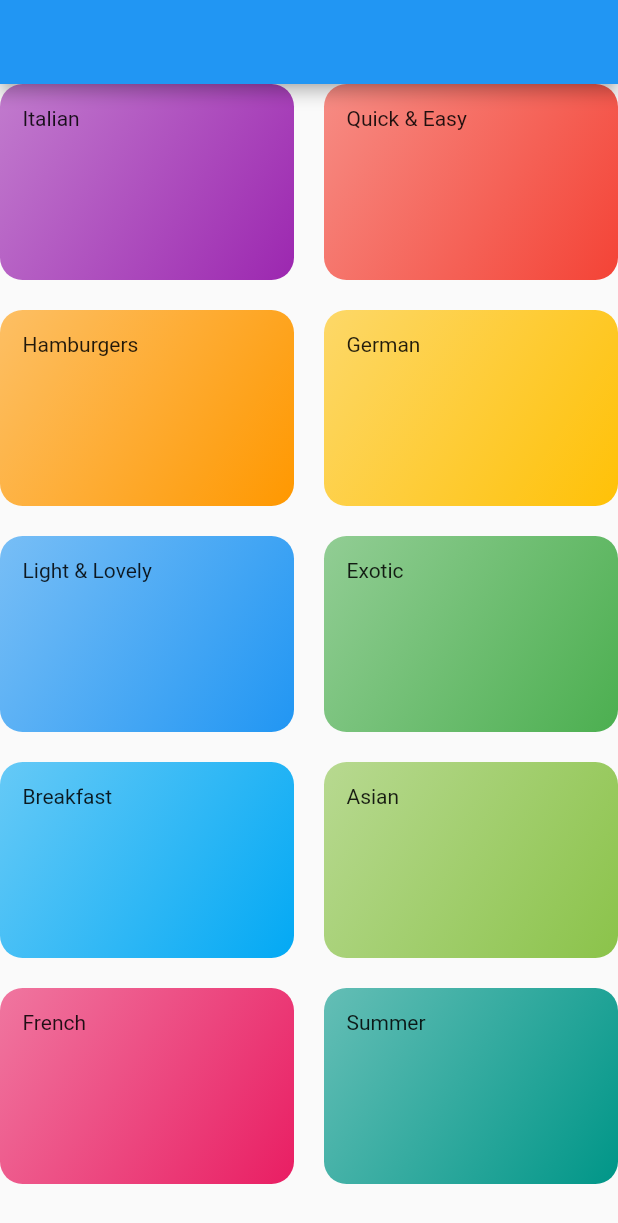
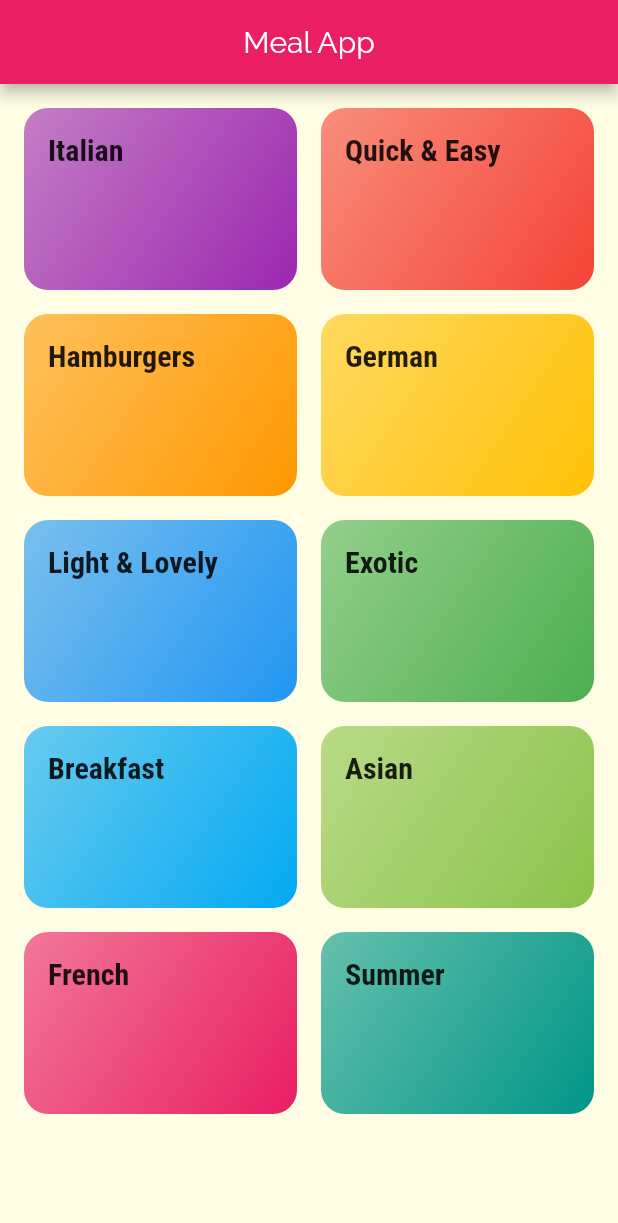
Before and after one commit to ImrulEmon/Meal-App, a Flutter app: the screen it shows after launch, on a phone screen of 412 x 824 dp. Shown: the top 1223 px of the screen. Run offline on Flutter 3.47's test engine with Material 2 defaults, Android fonts, the phone set to English and light mode, and no system bars.

Commit message:
Recepies Screen

```diff
--- /dev/null
+++ b/lib/constants/ml_constants.dart
@@ -0,0 +1 @@
+const double paddingDft = 16.0;
--- a/lib/main.dart
+++ b/lib/main.dart
@@ -12,11 +12,21 @@ class MyApp extends StatelessWidget {
   @override
   Widget build(BuildContext context) {
     return MaterialApp(
+      debugShowCheckedModeBanner: false,
       title: 'Meal App',
       theme: ThemeData(
-        primarySwatch: Colors.blue,
+        colorScheme:
+            ColorScheme.fromSwatch(primarySwatch: Colors.pink).copyWith(
+          secondary: Colors.amber,
+        ),
+        canvasColor: const Color.fromRGBO(255, 254, 229, 1),
+        fontFamily: 'Raleway',
+        textTheme: const TextTheme(
+          bodyText1: TextStyle(color: Color.fromRGBO(20, 51, 51, 1)),
+          bodyText2: TextStyle(color: Color.fromRGBO(20, 51, 51, 1)),
+        ),
       ),
-      home: CategoriesScreen(),
+      home: const CategoriesScreen(),
     );
   }
 }
--- a/lib/screens/categories_screen.dart
+++ b/lib/screens/categories_screen.dart
@@ -1,6 +1,7 @@
 import 'package:flutter/material.dart';
 import '../database/dummy_data.dart';
 import '../widgets/category_item_widget.dart';
+import '../constants/ml_constants.dart';
 
 class CategoriesScreen extends StatelessWidget {
   const CategoriesScreen({super.key});
@@ -8,13 +9,17 @@ class CategoriesScreen extends StatelessWidget {
   @override
   Widget build(BuildContext context) {
     return Scaffold(
-      appBar: AppBar(),
+      appBar: AppBar(
+        title: const Text('Meal App'),
+        centerTitle: true,
+      ),
       body: GridView(
+        padding: const EdgeInsets.all(paddingDft),
         gridDelegate: const SliverGridDelegateWithMaxCrossAxisExtent(
           maxCrossAxisExtent: 200,
           childAspectRatio: 3 / 2,
-          crossAxisSpacing: 20,
-          mainAxisSpacing: 20,
+          crossAxisSpacing: paddingDft,
+          mainAxisSpacing: paddingDft,
         ),
         children: DUMMY_CATEGORIES.map((category) {
           return CategoryItemWidget(
--- a/lib/widgets/category_item_widget.dart
+++ b/lib/widgets/category_item_widget.dart
@@ -1,4 +1,6 @@
 import 'package:flutter/material.dart';
+import 'package:meal_app/constants/ml_constants.dart';
+import '../screens/category_meals_screen.dart';
 
 class CategoryItemWidget extends StatelessWidget {
   final String title;
@@ -7,10 +9,25 @@ class CategoryItemWidget extends StatelessWidget {
   const CategoryItemWidget(
       {super.key, required this.title, required this.color});
 
+  void selectCategory(context) {
+    Navigator.push(
+      context,
+      MaterialPageRoute(
+        builder: (_) => CategoryMealsScreen(),
+      ),
+    );
+  }
+
   @override
   Widget build(BuildContext context) {
-    return Container(
-      padding: const EdgeInsets.all(15),
+    return InkWell(
+      onTap: () {
+        selectCategory(context);
+      },
+      splashColor: Theme.of(context).primaryColor,
+      borderRadius: BorderRadius.circular(paddingDft),
+      child: Container(
+        padding: const EdgeInsets.all(paddingDft),
         decoration: BoxDecoration(
           gradient: LinearGradient(
             colors: [
@@ -20,9 +37,16 @@ class CategoryItemWidget extends StatelessWidget {
             begin: Alignment.topLeft,
             end: Alignment.bottomRight,
           ),
-        borderRadius: BorderRadius.circular(15),
+          borderRadius: BorderRadius.circular(paddingDft),
         ),
-      child: Text(title),
+        child: Text(
+          title,
+          style: Theme.of(context).textTheme.titleLarge?.copyWith(
+                fontFamily: 'RobotoCondensed',
+                fontWeight: FontWeight.bold,
+              ),
+        ),
+      ),
     );
   }
 }
```
Also changed, not shown: lib/screens/category_meals_screen.dart (added, +17 -0 lines), pubspec.yaml (+17 -6 lines), assets/fonts/Raleway-Black.ttf (added), assets/fonts/Raleway-Bold.ttf (added), assets/fonts/Raleway-Regular.ttf (added), assets/fonts/RobotoCondensed-Bold.ttf (added), assets/fonts/RobotoCondensed-Italic.ttf (added), assets/fonts/RobotoCondensed-Light.ttf (added), assets/fonts/RobotoCondensed-Regular.ttf (added). Lines whose indentation alone changed are shown as unchanged.
